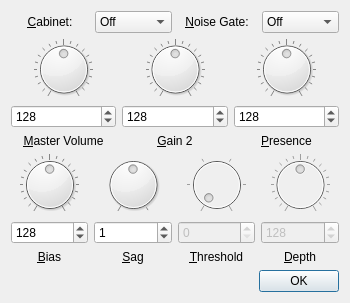
The window that plug/amp_advanced.ui (b2ornot2b/plug) describes before a commit, drawn with Qt 5.
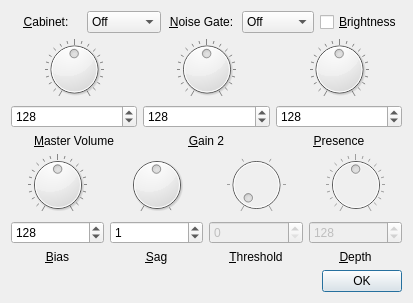
The same window after the commit.

Commit message: Added brightness switch to the amplifier

```diff
--- a/plug/amp_advanced.ui
+++ b/plug/amp_advanced.ui
@@ -6,7 +6,7 @@
    <rect>
     <x>0</x>
     <y>0</y>
-    <width>350</width>
+    <width>413</width>
     <height>303</height>
    </rect>
   </property>
@@ -148,6 +148,13 @@
        </item>
       </widget>
      </item>
+     <item>
+      <widget class="QCheckBox" name="checkBox">
+       <property name="text">
+        <string>&amp;Brightness</string>
+       </property>
+      </widget>
+     </item>
     </layout>
    </item>
    <item>
```
The commit also changes 7 other files.
